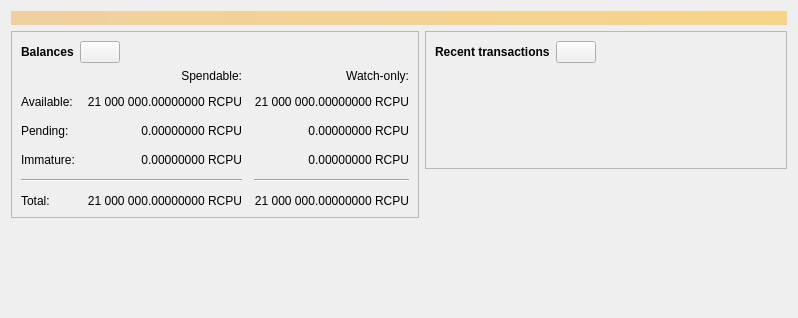
Old version of the form src/qt/forms/overviewpage.ui in the repository btcrcpu-max/rcpu.
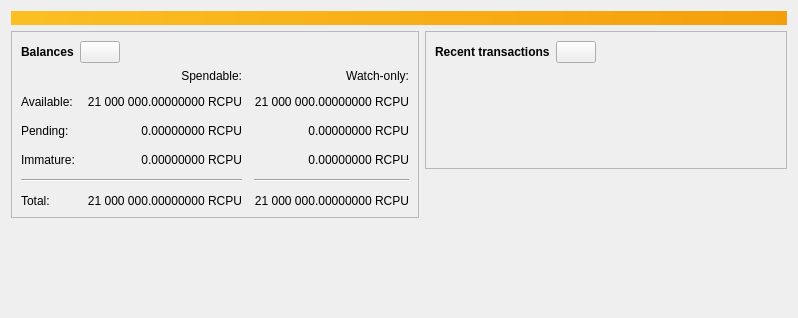
New version of the form. Icons and pictures are not drawn. Custom widgets are drawn as their Qt base class.

The edit to the form file:
```diff
--- a/src/qt/forms/overviewpage.ui
+++ b/src/qt/forms/overviewpage.ui
@@ -20,7 +20,7 @@
       <bool>false</bool>
      </property>
      <property name="styleSheet">
-      <string notr="true">QLabel { background-color: qlineargradient(x1: 0, y1: 0, x2: 1, y2: 0, stop:0 #F0D0A0, stop:1 #F8D488); color:#000000; }</string>
+       <string notr="true">QLabel { background-color: qlineargradient(x1: 0, y1: 0, x2: 1, y2: 0, stop:0 #fbbf24, stop:1 #f59e0b); color:#000000; }</string>
      </property>
      <property name="wordWrap">
       <bool>true</bool>
```
Lines whose indentation alone changed are shown as unchanged.
